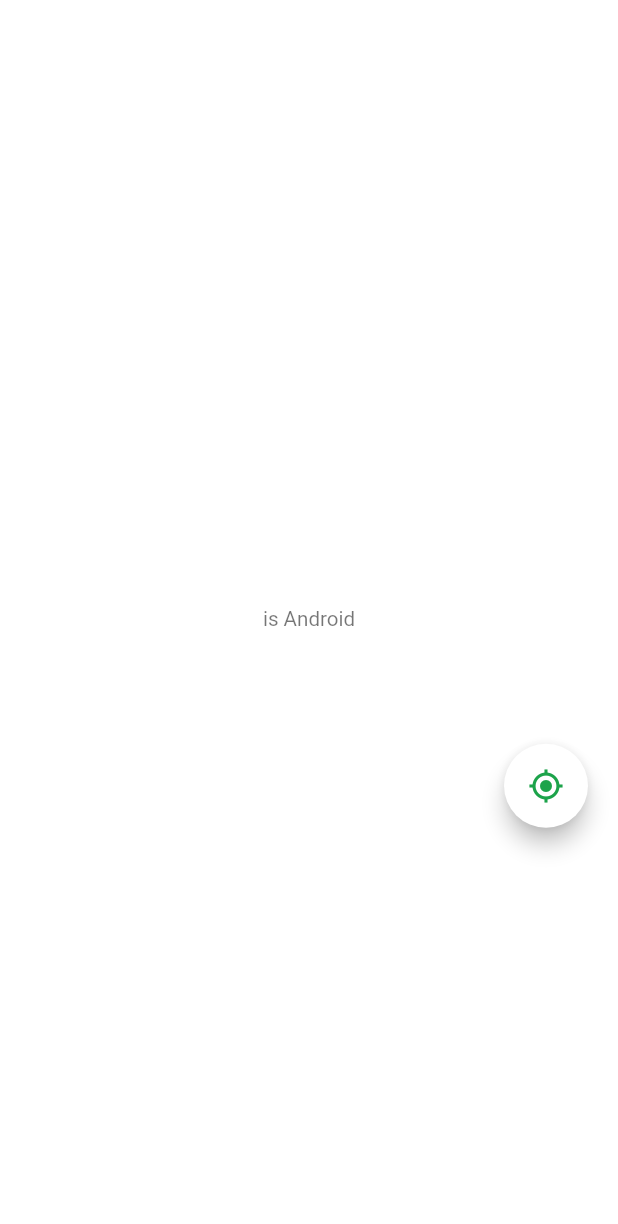
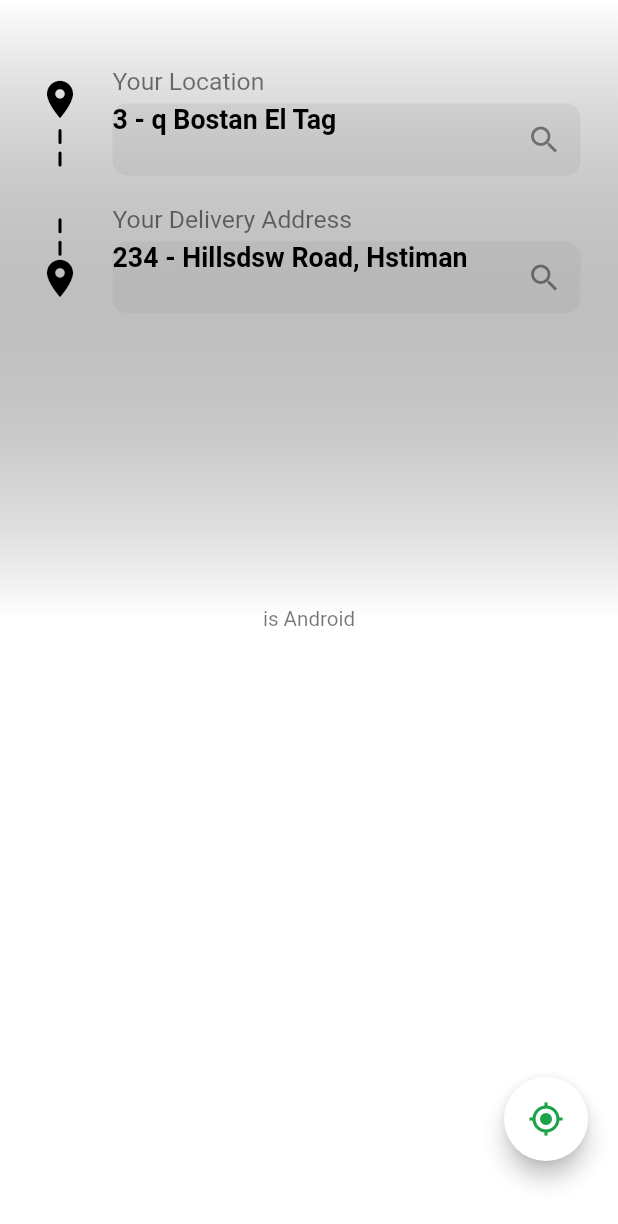
Before and after one commit to abdelrahmantarek/GoogleMap, a Flutter app: the PickUpNewTripPage screen opened by its route, on a phone screen of 412 x 824 dp. Shown: the top 1224 px of the screen. Run offline on Flutter 3.47's test engine with Material 2 defaults, Android fonts, the phone set to English and light mode, and no system bars; drawn by our look-alikes of overlay_support, sliding_up_panel; our stand-ins replace get, get_storage, lottie, sizer; accounts and stored records are empty; Roboto replaces fonts that are missing (Prompt); project files that could hold a hidden picture were left out.

Commit message:
static getLocation

```diff
--- a/example/lib/app/pick_up_auto_complete_location/pick_up_auto_complete_location_view.dart
+++ b/example/lib/app/pick_up_auto_complete_location/pick_up_auto_complete_location_view.dart
@@ -18,39 +18,42 @@ class _PickUpAutoCompleteLocationPageState extends State<PickUpAutoCompleteLocat
     Widget build(BuildContext context) {
       return Stack(
         children: [
-          Column(
-            children: [
-
-              Obx((){
-                return AnimatedSize(curve: Curves.linear, duration: Duration(milliseconds: 500),
-                  reverseDuration: Duration(milliseconds: 500),
-                  vsync: controller,
-                  child: Container(
-                    color: Colors.transparent,
-
-                    height: controller.focusMyLocation.value ||  controller.focusOther.value ? 40 : 0.0,
-                    // alignment: Alignment.centerLeft,
-                    // margin: EdgeInsets.only(left: 15,right: 15,top: 15),
-                    // child: IconButton(onPressed: (){}, icon: Icon(Icons.arrow_back_ios)),
-                  ),);
-              }),
-
 
           TowPointWidget(
             address1: controller.text1,
             address2: controller.text2,
           ),
 
-
-              Expanded(child: ListView(
-                children: [
-
-                ],
-              )),
-
-
-            ],
-          ),
+          // Column(
+          //   children: [
+          //
+          //     Obx((){
+          //       return AnimatedSize(curve: Curves.linear, duration: Duration(milliseconds: 500),
+          //         reverseDuration: Duration(milliseconds: 500),
+          //         vsync: controller,
+          //         child: Container(
+          //           color: Colors.transparent,
+          //
+          //           height: controller.focusMyLocation.value ||  controller.focusOther.value ? 40 : 0.0,
+          //           // alignment: Alignment.centerLeft,
+          //           // margin: EdgeInsets.only(left: 15,right: 15,top: 15),
+          //           // child: IconButton(onPressed: (){}, icon: Icon(Icons.arrow_back_ios)),
+          //         ),);
+          //     }),
+          //
+          //
+          //
+          //
+          //
+          //     Expanded(child: ListView(
+          //       children: [
+          //
+          //       ],
+          //     )),
+          //
+          //
+          //   ],
+          // ),
 
 
         ],
@@ -65,28 +68,44 @@ class _PickUpAutoCompleteLocationPageState extends State<PickUpAutoCompleteLocat
   }
 }
 
+
 class TowPointWidget extends GetView<PickUpAutoCompleteLocationLogic> {
   final TextEditingController address1;
   final TextEditingController address2;
   final VoidCallback? onTap1;
   final VoidCallback? onTap2;
-  const TowPointWidget({Key? key,required this.address1,required this.address2, this.onTap1, this.onTap2}) : super(key: key);
+  final Color color;
+  const TowPointWidget({Key? key,required this.address1,required this.address2, this.onTap1, this.onTap2,this.color = Colors.white}) : super(key: key);
   @override
   Widget build(BuildContext context) {
 
-    return Container(
-      decoration: BoxDecoration(
-          color: Colors.white,
-          borderRadius: BorderRadius.only(topLeft: Radius.circular(10),topRight: Radius.circular(10))
-      ),
-      padding: EdgeInsets.symmetric(horizontal: 25),
-      child: Column(
-        crossAxisAlignment: CrossAxisAlignment.start,
-        mainAxisAlignment: MainAxisAlignment.start,
+    return Stack(
       children: [
 
-          SizedBox(height: 40,),
+        IgnorePointer(
+          child: Container(
+            width: Get.width,
+            height: Get.height * 50 / 100,
+            decoration: BoxDecoration(
 
+                gradient: LinearGradient(
+                    colors: [
+                      color,
+                      Colors.transparent
+                    ],
+                    begin: Alignment.topCenter,
+                    end: Alignment.bottomCenter
+                )
+            ),
+          ),
+        ),
+
+
+        Container(
+          color: Colors.transparent,
+          padding: EdgeInsets.only(right: 25,left: 25,top: 45),
+          child: Column(
+            children: [
               Container(
                 // height: controller.focusOther.value ? 0 : null,
                 width: null,
@@ -199,9 +218,13 @@ class TowPointWidget extends GetView<PickUpAutoCompleteLocationLogic> {
 
                 ],
               ),
+            ],
+          ),
+        ),
+
+
 
       ],
-      ),
     );
   }
 }
--- a/example/lib/app/pick_up_new_trip/pick_up_new_trip_logic.dart
+++ b/example/lib/app/pick_up_new_trip/pick_up_new_trip_logic.dart
@@ -8,17 +8,15 @@ import 'package:sliding_up_panel/sliding_up_panel.dart';
 
 class PickUpNewTripLogic extends GetxController{
 
+
   PanelController panelController = PanelController();
   GoogleMapController? mapController;
   RxBool pinWork = false.obs;
   RxBool showAppBar = false.obs;
   RxDouble fabHeight = ((Get.height * 30 / 100) + 25).obs;
   RxDouble maxHeight = (Get.height * 80 / 100).obs;
-  RxDouble minHeight = (Get.height * 30 / 100).obs;
+  RxDouble minHeight = (Get.height * 0 / 100).obs;
   RxDouble initFabHeight = ((Get.height * 30 / 100) + 25).obs;
-
-
-
 
 
   @override
@@ -36,25 +34,27 @@ class PickUpNewTripLogic extends GetxController{
      getLocation();
   }
 
-
   void onCameraMove(Location value) {
     pinWork.value = true;
   }
-
 
   void onCameraIdl(Location value) {
     pinWork.value = false;
   }
 
-
-  void getLocation()async{
-    Location? lastLocation = await mapController!.getLocation(Get.context!);
+  void getLocation() async{
+    Location? lastLocation = await GoogleMapController.getLocation(Get.context!);
     if(lastLocation!=null){
       mapController!.animateTo(lastLocation,zoom: 18);
       // await Future.delayed(Duration(seconds: 1));
       mapController!.addMarker(Marker("0", child:lottie.Lottie.asset('assets/animations/location_update.json',repeat: true), position:lastLocation,));
+
+      refresh();
     }
   }
+
+
+
 
   void showPickUpLocation1() {
 
@@ -64,5 +64,4 @@ class PickUpNewTripLogic extends GetxController{
 
   }
 
-
 }
--- a/example/lib/app/pick_up_new_trip/pick_up_new_trip_view.dart
+++ b/example/lib/app/pick_up_new_trip/pick_up_new_trip_view.dart
@@ -25,55 +25,48 @@ class _PickUpNewTripPageState extends State<PickUpNewTripPage> {
     Widget build(BuildContext context) {
 
       return Scaffold(
-
         body: Stack(
           children: [
 
-            GoogleMapView(
+            SlidingUpPanel(
+              maxHeight: controller.maxHeight.value,
+              minHeight: controller.minHeight.value,
+              parallaxEnabled: true,
+              parallaxOffset: .9,
+              controller: controller.panelController,
+              body:Container(
+                margin: EdgeInsets.only(bottom: controller.minHeight.value),
+                child: GoogleMapView(
                   mapStyle: MapStyle.Dark,
                   onMapCreate: controller.onMapCreate,
                   onCameraMove: controller.onCameraMove,
                   onCameraIdl: controller.onCameraIdl,
                 ),
+              ),
 
-            // SlidingUpPanel(
-            //   maxHeight: controller.maxHeight.value,
-            //   minHeight: controller.minHeight.value,
-            //   parallaxEnabled: true,
-            //   parallaxOffset: .9,
-            //   controller: controller.panelController,
-            //   body:Container(
-            //     margin: EdgeInsets.only(bottom: controller.minHeight.value),
-            //     child: GoogleMapView(
-            //       mapStyle: MapStyle.Dark,
-            //       onMapCreate: controller.onMapCreate,
-            //       onCameraMove: controller.onCameraMove,
-            //       onCameraIdl: controller.onCameraIdl,
-            //     ),
-            //   ),
-            //
-            //   panelBuilder: (sc) => PickUpAutoCompleteLocationPage(),
-            //
-            //   onPanelSlide: (double pos) {
-            //     controller.fabHeight.value = pos * (controller.maxHeight.value - controller.minHeight.value) + controller.initFabHeight.value;
-            //   },
-            //   onPanelClosed: (){
-            //     Get.find<PickUpAutoCompleteLocationLogic>().focusOther.value = false;
-            //     Get.find<PickUpAutoCompleteLocationLogic>().focusMyLocation.value = false;
-            //     controller.showAppBar.value = false;
-            //   },
-            //   onPanelOpened: (){
-            //     controller.showAppBar.value = true;
-            //   },
-            // ),
-            //
-            //
-            //
+              panelBuilder: (sc) => Container(),
 
-            Obx((){
-              return Positioned(
+              onPanelSlide: (double pos) {
+                controller.fabHeight.value = pos * (controller.maxHeight.value - controller.minHeight.value) + controller.initFabHeight.value;
+              },
+              onPanelClosed: (){
+                Get.find<PickUpAutoCompleteLocationLogic>().focusOther.value = false;
+                Get.find<PickUpAutoCompleteLocationLogic>().focusMyLocation.value = false;
+                controller.showAppBar.value = false;
+              },
+              onPanelOpened: (){
+                controller.showAppBar.value = true;
+              },
+            ),
+
+
+            Positioned(top: 0,right: 0,left: 0,child: PickUpAutoCompleteLocationPage(),),
+
+
+
+            Positioned(
               right: 20.0,
-                bottom: controller.fabHeight.value,
+              bottom: 50.0,
               child: FloatingActionButton(
                 child: Icon(
                   Icons.gps_fixed,
@@ -82,9 +75,9 @@ class _PickUpNewTripPageState extends State<PickUpNewTripPage> {
                 onPressed: controller.getLocation,
                 backgroundColor: Colors.white,
               ),
-              );
-            }),
-            //
+            ),
+
+
 
 
           ],
--- a/example/lib/info_window/info_window_logic.dart
+++ b/example/lib/info_window/info_window_logic.dart
@@ -27,7 +27,7 @@ class InfoWindowLogic extends GetxController {
 
 
   void getLocation() async{
-    lastLocation = await mapController!.getLocation(Get.context!);
+    lastLocation = await GoogleMapController.getLocation(Get.context!);
     if(lastLocation!=null){
 
       mapController!.animateTo(lastLocation!);
--- a/example/lib/navigation/navigation_logic.dart
+++ b/example/lib/navigation/navigation_logic.dart
@@ -46,7 +46,7 @@ class NavigationLogic extends GetxController {
 
 
   void getLocation() async{
-    lastLocation = await mapController!.getLocation(Get.context!);
+    lastLocation = await GoogleMapController.getLocation(Get.context!);
     if(lastLocation!=null){
       print("my location : " + lastLocation!.toJson().toString());
       mapController!.animateTo(lastLocation!);
--- a/lib/GoogleMapView.dart
+++ b/lib/GoogleMapView.dart
@@ -72,7 +72,6 @@ class MapView extends GetView<GoogleMapController> {
 
     final String viewType = 'plugins.flutter.io/google_maps';
 
-
     return Stack(
       children: [
 
```
Also changed, not shown: example/lib/app/Tabs/chat/chat_view.dart (+9 -6 lines), lib/Controllers/GoogleMapController.dart (+20 -17 lines), lib/model/Marker.dart (+11 -7 lines), 2 other files. Lines whose indentation alone changed are shown as unchanged.
